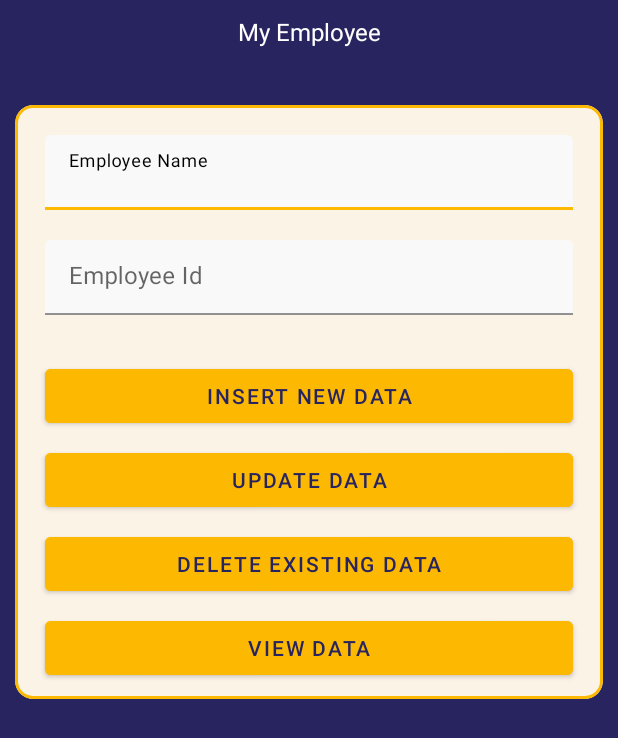
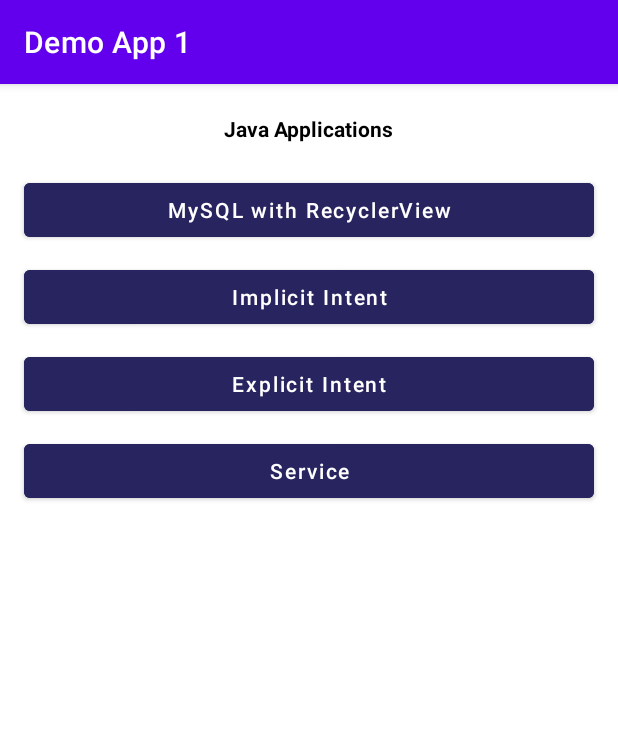
Before and after one commit to sri2sha/Demo-App-1, an Android app: the screen it shows after launch (MainActivity before the commit, HomeScreenActivity after it), on a phone screen of 412 x 824 dp. Shown: the top 738 px of the screen. Run offline under Robolectric (Android 15) with nearby library versions, the phone set to English and light mode, and no system bars; our stand-ins replace data binding.

Commit message:
Work Status for 23/12/2022
1.Intents
2.Service
3.HomeScreen

```diff
--- /dev/null
+++ b/app/src/main/java/com/example/dempapp1/HomeScreenActivity.java
@@ -0,0 +1,63 @@
+package com.example.dempapp1;
+
+import androidx.appcompat.app.AppCompatActivity;
+
+import android.annotation.SuppressLint;
+import android.content.Intent;
+import android.os.Bundle;
+import android.view.View;
+
+import com.example.dempapp1.intent.explicitIntent.IntentActivityFirst;
+import com.example.dempapp1.intent.implicitIntent.IntentActivity;
+import com.example.dempapp1.service.ServiceActivity;
+import com.google.android.material.button.MaterialButton;
+
+public class HomeScreenActivity extends AppCompatActivity {
+
+    MaterialButton btnMySQL, btnImplicit, btnExplicit,btnService;
+
+    @SuppressLint("MissingInflatedId")
+    @Override
+    protected void onCreate(Bundle savedInstanceState) {
+        super.onCreate(savedInstanceState);
+        setContentView(R.layout.activity_home_screen);
+
+        btnMySQL = findViewById(R.id.btnMySQL);
+        btnImplicit = findViewById(R.id.btnImplicit);
+        btnExplicit = findViewById(R.id.btnExplicit);
+        btnService = findViewById(R.id.btnService);
+
+        btnMySQL.setOnClickListener(new View.OnClickListener() {
+            @Override
+            public void onClick(View v) {
+                Intent intent = new Intent(getApplicationContext(),MainActivity.class);
+                startActivity(intent);
+            }
+        });
+
+        btnImplicit.setOnClickListener(new View.OnClickListener() {
+            @Override
+            public void onClick(View v) {
+                Intent intent = new Intent(getApplicationContext(), IntentActivity.class);
+                startActivity(intent);
+            }
+        });
+
+        btnExplicit.setOnClickListener(new View.OnClickListener() {
+            @Override
+            public void onClick(View v) {
+                Intent intent = new Intent(getApplicationContext(), IntentActivityFirst.class);
+                startActivity(intent);
+            }
+        });
+
+        btnService.setOnClickListener(new View.OnClickListener() {
+            @Override
+            public void onClick(View v) {
+                Intent intent = new Intent(getApplicationContext(), ServiceActivity.class);
+                startActivity(intent);
+            }
+        });
+
+    }
+}
--- a/app/src/main/java/com/example/dempapp1/MainActivity.java
+++ b/app/src/main/java/com/example/dempapp1/MainActivity.java
@@ -8,12 +8,11 @@ import android.os.Bundle;
 import android.view.View;
 import android.widget.Toast;
 
-import com.example.dempapp1.recyclerview.EmployeeModelData;
+import com.example.dempapp1.recyclerview.RecyclerViewActivity;
 import com.example.dempapp1.sqlite.DBHelper;
 import com.google.android.material.button.MaterialButton;
 import com.google.android.material.dialog.MaterialAlertDialogBuilder;
 import com.google.android.material.textfield.TextInputEditText;
-import com.google.gson.Gson;
 
 import java.util.Objects;
 
--- a/app/src/main/java/com/example/dempapp1/RecyclerViewActivity.java
+++ b/app/src/main/java/com/example/dempapp1/recyclerview/RecyclerViewActivity.java
@@ -1,4 +1,4 @@
-package com.example.dempapp1;
+package com.example.dempapp1.recyclerview;
 
 import androidx.appcompat.app.AppCompatActivity;
 import androidx.recyclerview.widget.LinearLayoutManager;
@@ -10,6 +10,7 @@ import android.os.Bundle;
 import android.util.Log;
 import android.widget.Toast;
 
+import com.example.dempapp1.R;
 import com.example.dempapp1.recyclerview.EmployeeDetailAdapter;
 import com.example.dempapp1.recyclerview.EmployeeModelData;
 import com.example.dempapp1.sqlite.DBHelper;
@@ -30,6 +31,8 @@ public class RecyclerViewActivity extends AppCompatActivity {
         DB = new DBHelper(this);
         List<EmployeeModelData> res = DB.getAllEmployee();
 
+
+
         RecyclerView recyclerView = (RecyclerView) findViewById(R.id.rvEmployees);
         EmployeeDetailAdapter employeeDetailAdapter = new EmployeeDetailAdapter(res.toArray(new EmployeeModelData[0]));
         recyclerView.setHasFixedSize(true);
--- a/app/src/main/java/com/example/dempapp1/sqlite/DBHelper.java
+++ b/app/src/main/java/com/example/dempapp1/sqlite/DBHelper.java
@@ -82,7 +82,6 @@ public class DBHelper extends SQLiteOpenHelper {
                 EmployeeModelData employeeModelData1 = new EmployeeModelData();
                 employeeModelData1.setEmployeeId(cursor.getString(0));
                 employeeModelData1.setEmployeeName(cursor.getString(1));
-
                 employeeModelData.add(employeeModelData1);
             }while (cursor.moveToNext());
         }
--- /dev/null
+++ b/app/src/main/res/layout/activity_home_screen.xml
@@ -0,0 +1,73 @@
+<?xml version="1.0" encoding="utf-8"?>
+<layout xmlns:android="http://schemas.android.com/apk/res/android"
+    xmlns:app="http://schemas.android.com/apk/res-auto"
+    xmlns:tools="http://schemas.android.com/tools">
+
+    <androidx.constraintlayout.widget.ConstraintLayout
+        android:layout_width="match_parent"
+        android:layout_height="match_parent"
+        tools:context=".HomeScreenActivity">
+
+        <androidx.appcompat.widget.AppCompatTextView
+            android:layout_width="wrap_content"
+            android:layout_height="wrap_content"
+            app:layout_constraintTop_toTopOf="parent"
+            app:layout_constraintStart_toStartOf="parent"
+            app:layout_constraintEnd_toEndOf="parent"
+            android:layout_marginTop="20dp"
+            android:textColor="@color/black"
+            android:textSize="14sp"
+            android:textStyle="bold"
+            android:text="@string/java_apps" />
+
+
+        <com.google.android.material.button.MaterialButton
+            android:layout_width="match_parent"
+            android:layout_height="wrap_content"
+            app:layout_constraintTop_toTopOf="parent"
+            android:text="@string/mysql_with_recyclerview"
+            android:textAllCaps="false"
+            android:id="@+id/btnMySQL"
+            android:backgroundTint="@color/blue_700"
+            android:layout_marginTop="60dp"
+            android:layout_marginStart="16dp"
+            android:layout_marginEnd="16dp" />
+
+        <com.google.android.material.button.MaterialButton
+            android:layout_width="match_parent"
+            android:layout_height="wrap_content"
+            app:layout_constraintTop_toBottomOf="@id/btnMySQL"
+            android:text="@string/implicit_intent"
+            android:id="@+id/btnImplicit"
+            android:textAllCaps="false"
+            android:backgroundTint="@color/blue_700"
+            android:layout_marginTop="10dp"
+            android:layout_marginStart="16dp"
+            android:layout_marginEnd="16dp" />
+
+        <com.google.android.material.button.MaterialButton
+            android:layout_width="match_parent"
+            android:layout_height="wrap_content"
+            app:layout_constraintTop_toBottomOf="@id/btnImplicit"
+            android:text="@string/explicit_intent"
+            android:id="@+id/btnExplicit"
+            android:textAllCaps="false"
+            android:backgroundTint="@color/blue_700"
+            android:layout_marginTop="10dp"
+            android:layout_marginStart="16dp"
+            android:layout_marginEnd="16dp" />
+
+        <com.google.android.material.button.MaterialButton
+            android:layout_width="match_parent"
+            android:layout_height="wrap_content"
+            app:layout_constraintTop_toBottomOf="@id/btnExplicit"
+            android:text="@string/service"
+            android:id="@+id/btnService"
+            android:textAllCaps="false"
+            android:backgroundTint="@color/blue_700"
+            android:layout_marginTop="10dp"
+            android:layout_marginStart="16dp"
+            android:layout_marginEnd="16dp" />
+
+    </androidx.constraintlayout.widget.ConstraintLayout>
+</layout>
--- a/app/src/main/res/layout/activity_recycler_view.xml
+++ b/app/src/main/res/layout/activity_recycler_view.xml
@@ -6,7 +6,7 @@
     <androidx.constraintlayout.widget.ConstraintLayout
         android:layout_width="match_parent"
         android:layout_height="match_parent"
-        tools:context=".RecyclerViewActivity">
+        tools:context=".recyclerview.RecyclerViewActivity">
 
         <androidx.appcompat.widget.AppCompatTextView
             android:layout_width="wrap_content"
--- a/app/src/main/res/values/strings.xml
+++ b/app/src/main/res/values/strings.xml
@@ -12,4 +12,20 @@
     <string name="space" />
     <string name="dot">.</string>
     <string name="_1">1</string>
+    <string name="mysql_with_recyclerview">MySQL with RecyclerView</string>
+    <string name="java_apps">Java Applications</string>
+    <string name="intent">Intent</string>
+    <string name="implicit_intent">Implicit Intent</string>
+    <string name="explicit_intent">Explicit Intent</string>
+    <string name="visit">Visit</string>
+    <string name="first_activity">First Activity</string>
+    <string name="second_activity">Second Activity</string>
+    <string name="call_second_activity">Call Second Activity</string>
+    <string name="call_first_activity">Call First Activity</string>
+    <string name="start">Start</string>
+    <string name="stop">Stop</string>
+    <string name="next">Next</string>
+    <string name="next_page">Next Page</string>
+    <string name="service">Service</string>
+    <string name="enter_your_text_here">Enter your text here</string>
 </resources>
```
Also changed, not shown: app/src/main/AndroidManifest.xml (+42 -1 lines), app/src/main/java/com/example/dempapp1/intent/explicitIntent/IntentActivityFirst.java (added, +43 -0 lines), app/src/main/java/com/example/dempapp1/intent/explicitIntent/IntentActivitySecond.java (added, +45 -0 lines), app/src/main/java/com/example/dempapp1/intent/implicitIntent/IntentActivity.java (added, +39 -0 lines), app/src/main/java/com/example/dempapp1/service/MyService.java (added, +39 -0 lines), app/src/main/java/com/example/dempapp1/service/NextPage.java (added, +16 -0 lines), app/src/main/java/com/example/dempapp1/service/ServiceActivity.java (added, +46 -0 lines), app/src/main/res/layout/activity_intent.xml (added, +43 -0 lines), app/src/main/res/layout/activity_intent_first.xml (added, +55 -0 lines), app/src/main/res/layout/activity_intent_second.xml (added, +35 -0 lines), app/src/main/res/layout/activity_service.xml (added, +43 -0 lines), app/src/main/res/layout/layour_next_page.xml (added, +20 -0 lines).
